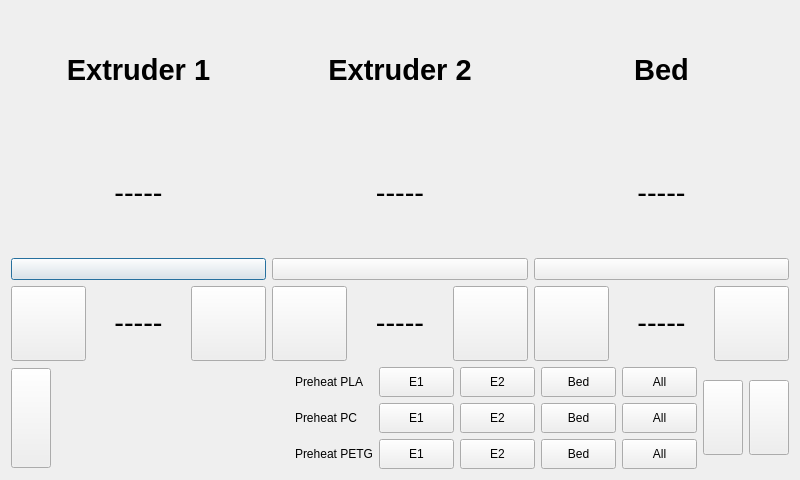
Before: the Qt Designer form ClientApp/qt/temperaturewindow2.ui in re3Dprinting/touchscreen, drawn with Qt 5.
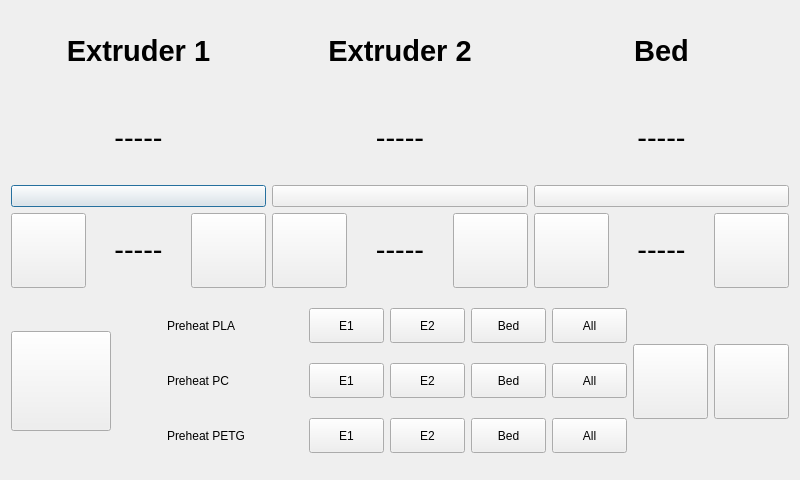
After: the same form once the commit is applied. Icons and pictures are not drawn.

```diff
--- a/ClientApp/qt/temperaturewindow2.ui
+++ b/ClientApp/qt/temperaturewindow2.ui
@@ -334,10 +334,13 @@
        <property name="orientation">
         <enum>Qt::Horizontal</enum>
        </property>
+       <property name="sizeType">
+        <enum>QSizePolicy::Fixed</enum>
+       </property>
        <property name="sizeHint" stdset="0">
         <size>
-         <width>40</width>
-         <height>20</height>
+         <width>50</width>
+         <height>175</height>
         </size>
        </property>
       </spacer>
```
